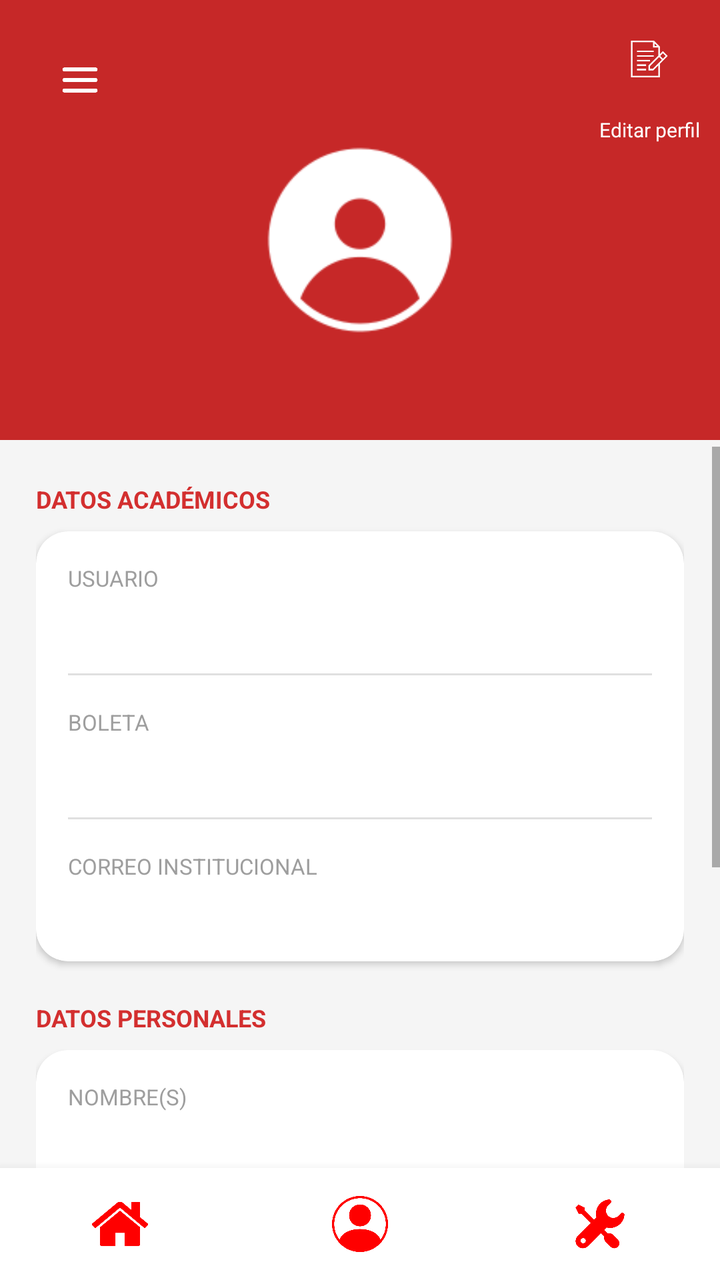
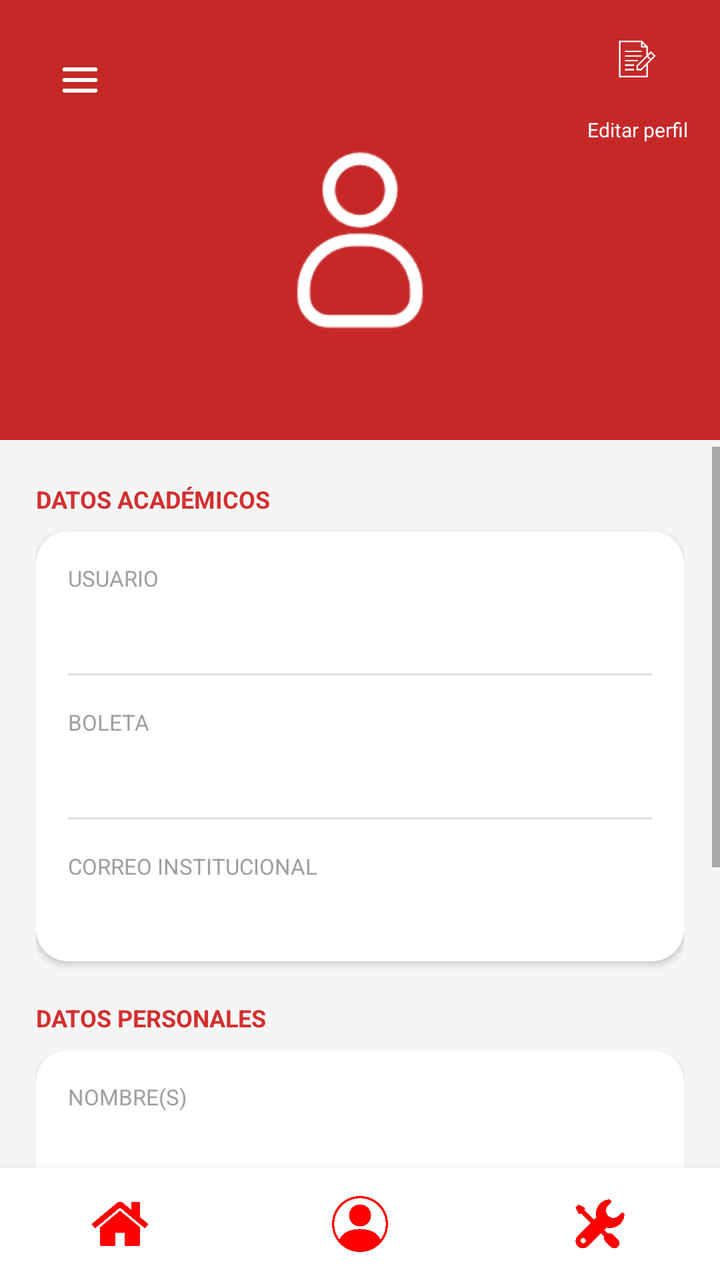

The first picture is an Android layout as it rendered before a commit; the second is the same layout after the commit. The layout source and the unified diff follow.
<!-- AndroidManifest.xml: application theme Theme.ActivaESCOM -->
<!-- res/layout/activity_perfil.xml -->
<?xml version="1.0" encoding="utf-8"?>
<androidx.drawerlayout.widget.DrawerLayout xmlns:android="http://schemas.android.com/apk/res/android"
    xmlns:app="http://schemas.android.com/apk/res-auto"
    android:id="@+id/drawerLayout"
    android:layout_width="match_parent"
    android:layout_height="match_parent">

    <androidx.constraintlayout.widget.ConstraintLayout
        android:layout_width="match_parent"
        android:layout_height="match_parent"
        android:background="@color/gray_background">

        
        <View
            android:id="@+id/header_bg"
            android:layout_width="match_parent"
            android:layout_height="220dp"
            android:background="@color/red_1"
            app:layout_constraintTop_toTopOf="parent" />

        <ImageButton
            android:id="@+id/btnHamburguesa"
            android:layout_width="48dp"
            android:layout_height="48dp"
            android:background="@color/red_1"
            android:padding="8dp"
            android:scaleType="fitCenter"
            android:src="@drawable/navigation"
            android:layout_marginStart="16dp"
            android:layout_marginTop="16dp"
            app:layout_constraintStart_toStartOf="parent"
            app:layout_constraintTop_toTopOf="parent" />

        <LinearLayout
            android:id="@+id/layoutEditarPerfil"
            android:layout_width="wrap_content"
            android:layout_height="wrap_content"
            android:layout_marginEnd="10dp"
            android:layout_marginTop="20dp"
            android:gravity="center"
            android:orientation="vertical"
            android:clickable="true"
            android:focusable="true"
            android:background="?attr/selectableItemBackgroundBorderless"
            app:layout_constraintEnd_toEndOf="parent"
            app:layout_constraintTop_toTopOf="parent">

            <ImageView
                android:layout_width="38dp"
                android:layout_height="38dp"
                android:src="@drawable/edit_profile"
                app:tint="@color/white" />

            <TextView
                android:layout_width="wrap_content"
                android:layout_height="wrap_content"
                android:text="Editar perfil"
                android:textColor="@color/white"
                android:textSize="10sp" />
        </LinearLayout>

        <FrameLayout
            android:id="@+id/frameAvatar"
            android:layout_width="100dp"
            android:layout_height="100dp"
            android:layout_marginTop="70dp"
            android:background="@color/red_800"
            app:layout_constraintEnd_toEndOf="parent"
            app:layout_constraintStart_toStartOf="parent"
            app:layout_constraintTop_toTopOf="parent">

            <ImageView
                android:id="@+id/imgPerfil"
                android:layout_width="match_parent"
                android:layout_height="match_parent"
                android:scaleType="centerCrop"
                android:src="@drawable/profile_default"
                app:tint="@color/white" />
        </FrameLayout>

        
        <TextView
            android:id="@+id/tvNombreCompleto"
            android:layout_width="wrap_content"
            android:layout_height="wrap_content"
            android:layout_marginTop="8dp"
            android:textColor="@color/white"
            android:textSize="18sp"
            android:textStyle="bold"
            android:text=""
            app:layout_constraintEnd_toEndOf="parent"
            app:layout_constraintStart_toStartOf="parent"
            app:layout_constraintTop_toBottomOf="@id/frameAvatar" />

        
        <ScrollView
            android:layout_width="match_parent"
            android:layout_height="0dp"
            android:layout_marginTop="21dp"
            app:layout_constraintTop_toBottomOf="@id/tvNombreCompleto"
            app:layout_constraintBottom_toTopOf="@id/bottomNavBar">

            <LinearLayout
                android:layout_width="match_parent"
                android:layout_height="wrap_content"
                android:orientation="vertical"
                android:padding="18dp">

                <TextView
                    android:layout_width="wrap_content"
                    android:layout_height="wrap_content"
                    android:layout_marginBottom="8dp"
                    android:text="DATOS ACADÉMICOS"
                    android:textColor="@color/red_4"
                    android:textSize="12sp"
                    android:textStyle="bold" />

                <androidx.cardview.widget.CardView
                    android:layout_width="match_parent"
                    android:layout_height="wrap_content"
                    android:layout_marginBottom="20dp"
                    app:cardCornerRadius="16dp"
                    app:cardElevation="2dp">

                    <LinearLayout
                        android:layout_width="match_parent"
                        android:layout_height="wrap_content"
                        android:orientation="vertical">

                        
                        <LinearLayout
                            android:layout_width="match_parent"
                            android:layout_height="wrap_content"
                            android:orientation="vertical"
                            android:padding="16dp">

                            <TextView
                                android:layout_width="wrap_content"
                                android:layout_height="wrap_content"
                                android:text="USUARIO"
                                android:textColor="@color/gray_text"
                                android:textSize="11sp" />

                            <TextView
                                android:id="@+id/tvUsuario"
                                android:layout_width="wrap_content"
                                android:layout_height="wrap_content"
                                android:layout_marginTop="4dp"
                                android:text=""
                                android:textColor="@color/black"
                                android:textSize="15sp" />
                        </LinearLayout>

                        <View
                            android:layout_width="match_parent"
                            android:layout_height="1dp"
                            android:layout_marginHorizontal="16dp"
                            android:background="@color/gray_light" />

                        
                        <LinearLayout
                            android:layout_width="match_parent"
                            android:layout_height="wrap_content"
                            android:orientation="vertical"
                            android:padding="16dp">

                            <TextView
                                android:layout_width="wrap_content"
                                android:layout_height="wrap_content"
                                android:text="BOLETA"
                                android:textColor="@color/gray_text"
                                android:textSize="11sp" />

                            <TextView
                                android:id="@+id/tvBoleta"
                                android:layout_width="wrap_content"
                                android:layout_height="wrap_content"
                                android:layout_marginTop="4dp"
                                android:text=""
                                android:textColor="@color/black"
                                android:textSize="15sp" />
                        </LinearLayout>

                        <View
                            android:layout_width="match_parent"
                            android:layout_height="1dp"
                            android:layout_marginHorizontal="16dp"
                            android:background="@color/gray_light" />

                        
                        <LinearLayout
                            android:layout_width="match_parent"
                            android:layout_height="wrap_content"
                            android:orientation="vertical"
                            android:padding="16dp">

                            <TextView
                                android:layout_width="wrap_content"
                                android:layout_height="wrap_content"
                                android:text="CORREO INSTITUCIONAL"
                                android:textColor="@color/gray_text"
                                android:textSize="11sp" />

                            <TextView
                                android:id="@+id/tvCorreo"
                                android:layout_width="wrap_content"
                                android:layout_height="wrap_content"
                                android:layout_marginTop="4dp"
                                android:text=""
                                android:textColor="@color/black"
                                android:textSize="15sp" />
                        </LinearLayout>
                    </LinearLayout>
                </androidx.cardview.widget.CardView>

                
                <TextView
                    android:layout_width="wrap_content"
                    android:layout_height="wrap_content"
                    android:layout_marginBottom="8dp"
                    android:text="DATOS PERSONALES"
                    android:textColor="@color/red_4"
                    android:textSize="12sp"
                    android:textStyle="bold" />

                <androidx.cardview.widget.CardView
                    android:layout_width="match_parent"
                    android:layout_height="wrap_content"
                    android:layout_marginBottom="20dp"
                    app:cardCornerRadius="16dp"
                    app:cardElevation="2dp">

                    <LinearLayout
                        android:layout_width="match_parent"
                        android:layout_height="wrap_content"
                        android:orientation="vertical">

                        
                        <LinearLayout
                            android:layout_width="match_parent"
                            android:layout_height="wrap_content"
                            android:orientation="vertical"
                            android:padding="16dp">

                            <TextView
                                android:layout_width="wrap_content"
                                android:layout_height="wrap_content"
                                android:text="NOMBRE(S)"
                                android:textColor="@color/gray_text"
                                android:textSize="11sp" />

                            <TextView
                                android:id="@+id/tvNombre"
                                android:layout_width="wrap_content"
                                android:layout_height="wrap_content"
                                android:layout_marginTop="4dp"
                                android:text=""
                                android:textColor="@color/black"
                                android:textSize="15sp" />
                        </LinearLayout>

                        <View
                            android:layout_width="match_parent"
                            android:layout_height="1dp"
                            android:layout_marginHorizontal="16dp"
                            android:background="@color/gray_light" />

                        
                        <LinearLayout
                            android:layout_width="match_parent"
                            android:layout_height="wrap_content"
                            android:orientation="vertical"
                            android:padding="16dp">

                            <TextView
                                android:layout_width="wrap_content"
                                android:layout_height="wrap_content"
                                android:text="APELLIDO(S)"
                                android:textColor="@color/gray_text"
                                android:textSize="11sp" />

                            <TextView
                                android:id="@+id/tvApellido"
                                android:layout_width="wrap_content"
                                android:layout_height="wrap_content"
                                android:layout_marginTop="4dp"
                                android:text=""
                                android:textColor="@color/black"
                                android:textSize="15sp" />
                        </LinearLayout>

                        <View
                            android:layout_width="match_parent"
                            android:layout_height="1dp"
                            android:layout_marginHorizontal="16dp"
                            android:background="@color/gray_light" />

                        
                        <LinearLayout
                            android:layout_width="match_parent"
                            android:layout_height="wrap_content"
                            android:orientation="vertical"
                            android:padding="16dp">

                            <TextView
                                android:layout_width="wrap_content"
                                android:layout_height="wrap_content"
                                android:text="FECHA DE NACIMIENTO"
                                android:textColor="@color/gray_text"
                                android:textSize="11sp" />

                            <TextView
                                android:id="@+id/tvFechaNacimiento"
                                android:layout_width="wrap_content"
                                android:layout_height="wrap_content"
                                android:layout_marginTop="4dp"
                                android:text=""
                                android:textColor="@color/black"
                                android:textSize="15sp" />
                        </LinearLayout>
                    </LinearLayout>
                </androidx.cardview.widget.CardView>

                
                <Button
                    android:id="@+id/btnCambiarPassword"
                    android:layout_width="match_parent"
                    android:layout_height="56dp"
                    android:layout_marginBottom="8dp"
                    android:backgroundTint="@color/white"
                    android:text="Cambiar contraseña"
                    android:textColor="@color/red_1"
                    android:textStyle="bold"
                    style="?android:attr/borderlessButtonStyle"/>

            </LinearLayout>
        </ScrollView>

        <include
            android:id="@+id/bottomNavBar"
            layout="@layout/bottom_navigation"
            android:layout_width="match_parent"
            android:layout_height="56dp"
            app:layout_constraintBottom_toBottomOf="parent"
            app:layout_constraintEnd_toEndOf="parent"
            app:layout_constraintStart_toStartOf="parent" />

    </androidx.constraintlayout.widget.ConstraintLayout>

    <com.google.android.material.navigation.NavigationView
        android:id="@+id/navigationView"
        android:layout_width="wrap_content"
        android:layout_height="match_parent"
        android:layout_gravity="start"
        android:background="@color/white"
        app:headerLayout="@layout/nav_header"
        app:menu="@menu/nav_menu" />

</androidx.drawerlayout.widget.DrawerLayout>
<!-- res/layout/bottom_navigation.xml (included above) -->
<?xml version="1.0" encoding="utf-8"?>
<LinearLayout xmlns:android="http://schemas.android.com/apk/res/android"
    android:id="@+id/bottomNavBar"
    android:layout_width="match_parent"
    android:layout_height="56dp"
    android:orientation="horizontal"
    android:background="@color/white"
    android:elevation="8dp">

    <ImageButton
        android:id="@+id/navInicio"
        android:layout_width="0dp"
        android:layout_height="match_parent"
        android:layout_weight="1"
        android:src="@drawable/home"
        android:background="?attr/selectableItemBackgroundBorderless"
        android:scaleType="fitCenter"
        android:padding="14dp" />
    <ImageButton
    android:id="@+id/navPerfil"
    android:layout_width="0dp"
    android:layout_height="match_parent"
    android:layout_weight="1"
    android:src="@drawable/profile"
    android:background="?attr/selectableItemBackgroundBorderless"
    android:scaleType="fitCenter"
    android:padding="14dp" />
    <ImageButton
    android:id="@+id/navConfig"
    android:layout_width="0dp"
    android:layout_height="match_parent"
    android:layout_weight="1"
    android:src="@drawable/settings"
    android:background="?attr/selectableItemBackgroundBorderless"
    android:scaleType="fitCenter"
    android:padding="14dp" /> </LinearLayout>
<!-- res/layout/nav_header.xml (included above) -->
<?xml version="1.0" encoding="utf-8"?>
<LinearLayout xmlns:android="http://schemas.android.com/apk/res/android"
    android:layout_width="match_parent"
    android:layout_height="match_parent"
    android:orientation="vertical"
    android:background="@color/white">

    <LinearLayout
        android:layout_width="311dp"
        android:layout_height="180dp"
        android:background="@color/red_900"
        android:gravity="bottom"
        android:orientation="vertical"
        android:padding="20dp">

        <ImageView
            android:layout_width="60dp"
            android:layout_height="60dp"
            android:src="@drawable/navigation"
            android:tint="@color/white" />

        <TextView
            android:layout_width="wrap_content"
            android:layout_height="wrap_content"
            android:layout_marginTop="12dp"
            android:text="EntrenaIPN"
            android:textColor="@color/white"
            android:textSize="20sp"
            android:textStyle="bold" />

        <TextView
            android:layout_width="wrap_content"
            android:layout_height="wrap_content"
            android:text="Ingeniería en Sistemas Computacionales"
            android:textColor="@color/red_300"
            android:textSize="14sp" />
    </LinearLayout>

    <LinearLayout
        android:layout_width="310dp"
        android:layout_height="wrap_content"
        android:orientation="vertical"
        android:paddingTop="15dp">

        <TextView
            android:id="@+id/menu_actividad"
            android:layout_width="match_parent"
            android:layout_height="wrap_content"
            android:background="?attr/selectableItemBackground"
            android:clickable="true"
            android:focusable="true"
            android:padding="16dp"
            android:text="🏠  Actividad"
            android:textColor="@color/black"
            android:textSize="16sp" />

        <TextView
            android:id="@+id/menu_progreso"
            android:layout_width="match_parent"
            android:layout_height="wrap_content"
            android:background="?attr/selectableItemBackground"
            android:clickable="true"
            android:focusable="true"
            android:padding="16dp"
            android:text="📈  Progreso semanal"
            android:textColor="@color/black"
            android:textSize="16sp" />

        <TextView
            android:id="@+id/menu_carrera"
            android:layout_width="match_parent"
            android:layout_height="wrap_content"
            android:background="?attr/selectableItemBackground"
            android:clickable="true"
            android:focusable="true"
            android:padding="16dp"
            android:text="🏃  Carrera matutina"
            android:textColor="@color/black"
            android:textSize="16sp" />

        <TextView
            android:id="@+id/menu_nuevo"
            android:layout_width="match_parent"
            android:layout_height="wrap_content"
            android:background="?attr/selectableItemBackground"
            android:clickable="true"
            android:focusable="true"
            android:padding="16dp"
            android:text="💪  Nuevo entrenamiento"
            android:textColor="@color/black"
            android:textSize="16sp" />

        
        <TextView
            android:id="@+id/menu_config"
            android:layout_width="match_parent"
            android:layout_height="wrap_content"
            android:background="?attr/selectableItemBackground"
            android:clickable="true"
            android:focusable="true"
            android:padding="16dp"
            android:text="⚙️  Configuración"
            android:textColor="@color/black"
            android:textSize="16sp" />

        <View
            android:layout_width="match_parent"
            android:layout_height="1dp"
            android:layout_marginHorizontal="16dp"
            android:layout_marginTop="8dp"
            android:background="@color/gray_light" />

        
        <TextView
            android:id="@+id/menu_logout"
            android:layout_width="match_parent"
            android:layout_height="wrap_content"
            android:background="?attr/selectableItemBackground"
            android:clickable="true"
            android:focusable="true"
            android:padding="16dp"
            android:text="🚪  Cerrar sesión"
            android:textColor="@color/red_900"
            android:textSize="16sp" />
    </LinearLayout>
</LinearLayout>
<!-- resources referenced by this layout -->
<resources>
  <color name="black">#FF000000</color>
  <color name="gray_background">#F5F5F5</color>
  <color name="gray_light">#E0E0E0</color>
  <color name="gray_text">#9E9E9E</color>
  <color name="red_1">#C62828</color>
  <color name="red_300">#EF9A9A</color>
  <color name="red_4">#D32F2F</color>
  <color name="red_800">#C62828</color>
  <color name="red_900">#B71C1C</color>
  <color name="white">#FFFFFFFF</color>
  <!-- drawable edit_profile: png bitmap (drawable, 4438 bytes) -->
  <!-- drawable home: png bitmap (drawable, 15478 bytes) -->
  <!-- drawable navigation: png bitmap (drawable, 8970 bytes) -->
  <!-- drawable profile: png bitmap (drawable, 22269 bytes) -->
  <!-- drawable profile_default: png bitmap (drawable, 6470 bytes) -->
  <!-- drawable settings: png bitmap (drawable, 18368 bytes) -->
  <style name="Theme.ActivaESCOM" parent="Base.Theme.ActivaESCOM">
      </style>
  <style name="Base.Theme.ActivaESCOM" parent="Theme.MaterialComponents.DayNight.NoActionBar">
      </style>
</resources>

<!-- the commit's change to res/layout/activity_perfil.xml (unified diff, before → after) -->
@@ -35,7 +35,7 @@
             android:id="@+id/layoutEditarPerfil"
             android:layout_width="wrap_content"
             android:layout_height="wrap_content"
-            android:layout_marginEnd="10dp"
+            android:layout_marginEnd="16dp"
             android:layout_marginTop="20dp"
             android:gravity="center"
             android:orientation="vertical"
@@ -64,7 +64,8 @@
             android:layout_width="100dp"
             android:layout_height="100dp"
             android:layout_marginTop="70dp"
-            android:background="@color/red_800"
+            android:background="@drawable/bg_circulo"
+            android:clipToOutline="true"
             app:layout_constraintEnd_toEndOf="parent"
             app:layout_constraintStart_toStartOf="parent"
             app:layout_constraintTop_toTopOf="parent">
@@ -74,8 +75,7 @@
                 android:layout_width="match_parent"
                 android:layout_height="match_parent"
                 android:scaleType="centerCrop"
-                android:src="@drawable/profile_default"
-                app:tint="@color/white" />
+                android:src="@drawable/profile_default" />
         </FrameLayout>
 
         
<!-- resource entries referenced after the edit -->
@@ -10,11 +10,17 @@
   <color name="red_800">#C62828</color>
   <color name="red_900">#B71C1C</color>
   <color name="white">#FFFFFFFF</color>
+  <!-- drawable bg_circulo (drawable) -->
+  <?xml version="1.0" encoding="utf-8"?>
+  <shape xmlns:android="http://schemas.android.com/apk/res/android"
+      android:shape="oval">
+      <solid android:color="@color/red_800" />
+  </shape>
   <!-- drawable edit_profile: png bitmap (drawable, 4438 bytes) -->
   <!-- drawable home: png bitmap (drawable, 15478 bytes) -->
   <!-- drawable navigation: png bitmap (drawable, 8970 bytes) -->
   <!-- drawable profile: png bitmap (drawable, 22269 bytes) -->
-  <!-- drawable profile_default: png bitmap (drawable, 6470 bytes) -->
+  <!-- drawable profile_default: png bitmap (drawable, 3596 bytes) -->
   <!-- drawable settings: png bitmap (drawable, 18368 bytes) -->
   <style name="Theme.ActivaESCOM" parent="Base.Theme.ActivaESCOM">
       </style>
